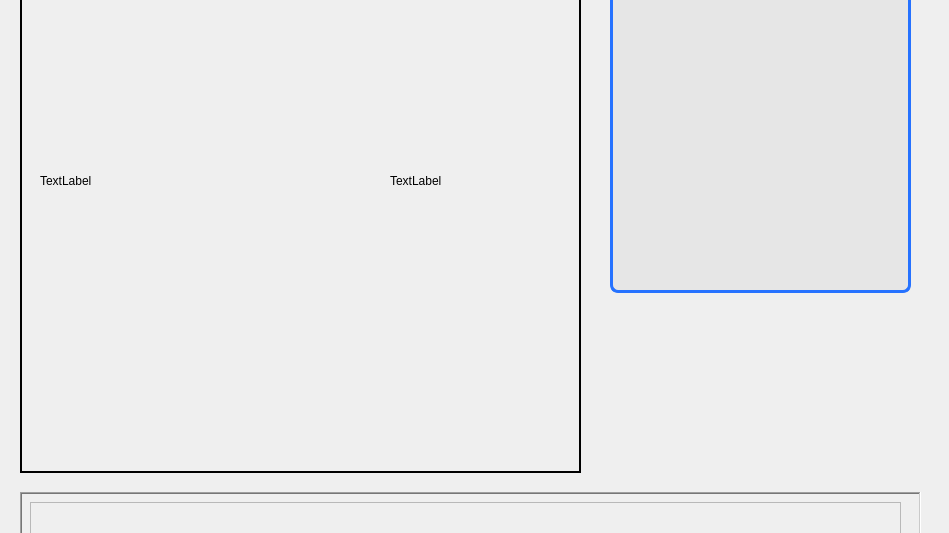
User22213479/Open-Source-SW-Design, file ui/second.ui: the form before one commit; both pictures show x 0 to 949 and y 138 to 671 of the 949 by 992 pixel window.
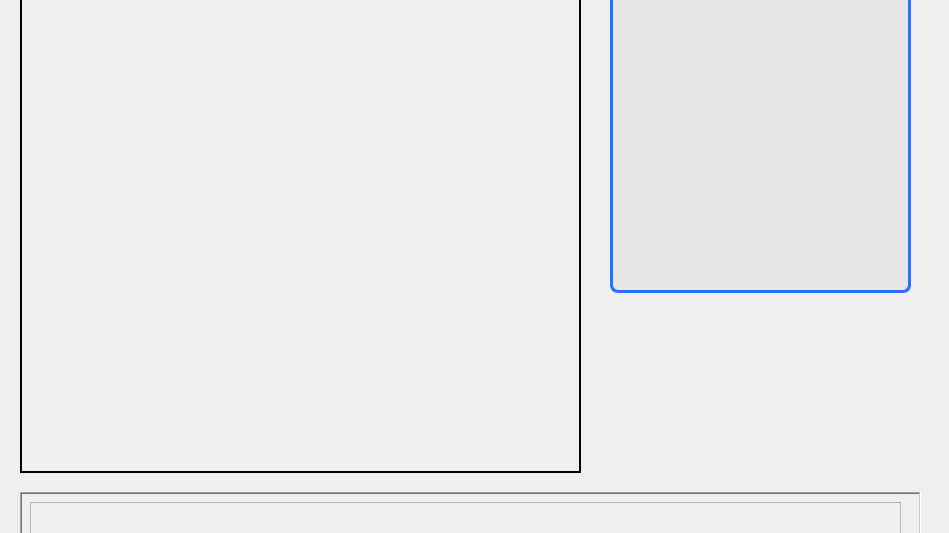
The form after the commit.

```diff
--- a/ui/second.ui
+++ b/ui/second.ui
@@ -61,7 +61,7 @@
       </rect>
      </property>
      <property name="text">
-      <string>TextLabel</string>
+      <string/>
      </property>
     </widget>
     <widget class="QLabel" name="Player_Battle_Monster">
@@ -74,7 +74,7 @@
       </rect>
      </property>
      <property name="text">
-      <string>TextLabel</string>
+      <string/>
      </property>
     </widget>
    </widget>
@@ -152,9 +152,9 @@
     <property name="geometry">
      <rect>
       <x>610</x>
-      <y>470</y>
+      <y>460</y>
       <width>301</width>
-      <height>141</height>
+      <height>151</height>
      </rect>
     </property>
     <layout class="QHBoxLayout" name="button_area"/>
```
Left out of the diff: 2 changed lines with no effect on the pictures.
